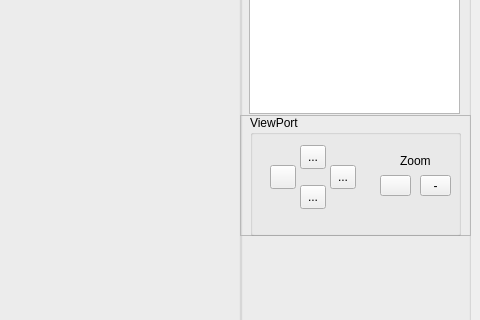
Above: UI/MainWindow.ui from ricardofachini/trabalho1-transformada-viewport before the change; both pictures show x 320 to 800 and y 115 to 435 of the 800 by 613 pixel window. Below: the same form after it.
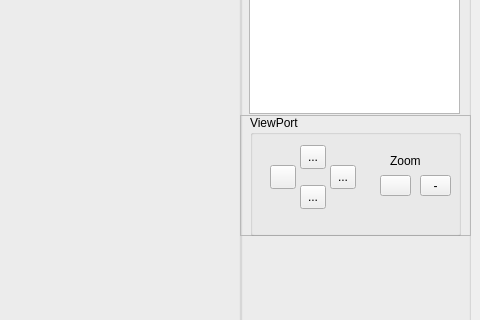
That is the form after the change. Icons and pictures are not drawn.

Patch:
```diff
--- a/UI/MainWindow.ui
+++ b/UI/MainWindow.ui
@@ -116,9 +116,9 @@
      <widget class="QLabel" name="label_4">
       <property name="geometry">
        <rect>
-        <x>150</x>
+        <x>140</x>
         <y>30</y>
-        <width>31</width>
+        <width>41</width>
         <height>31</height>
        </rect>
       </property>
```
